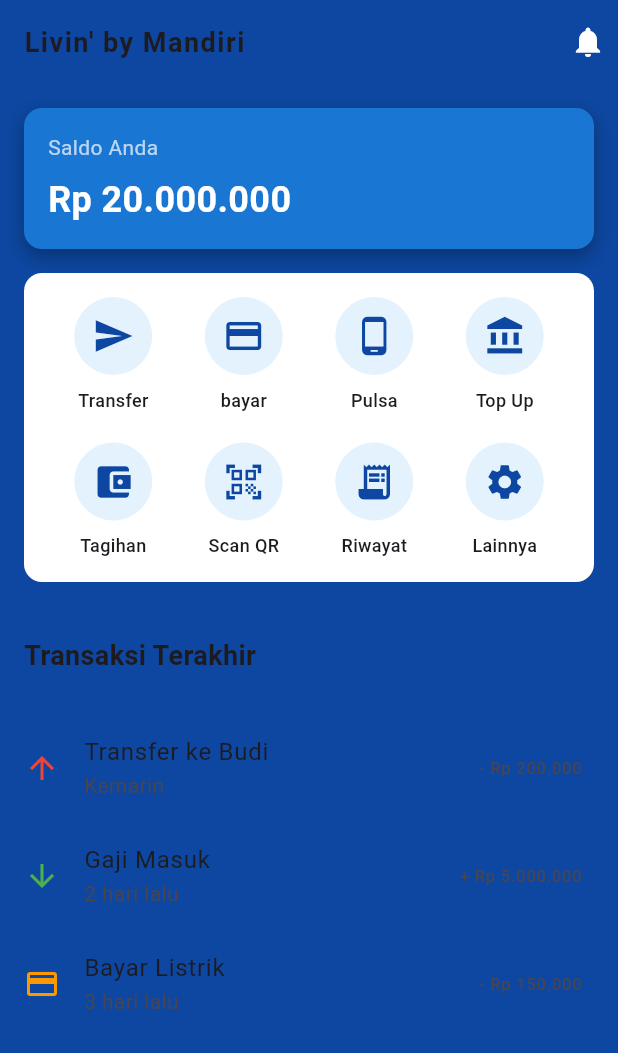
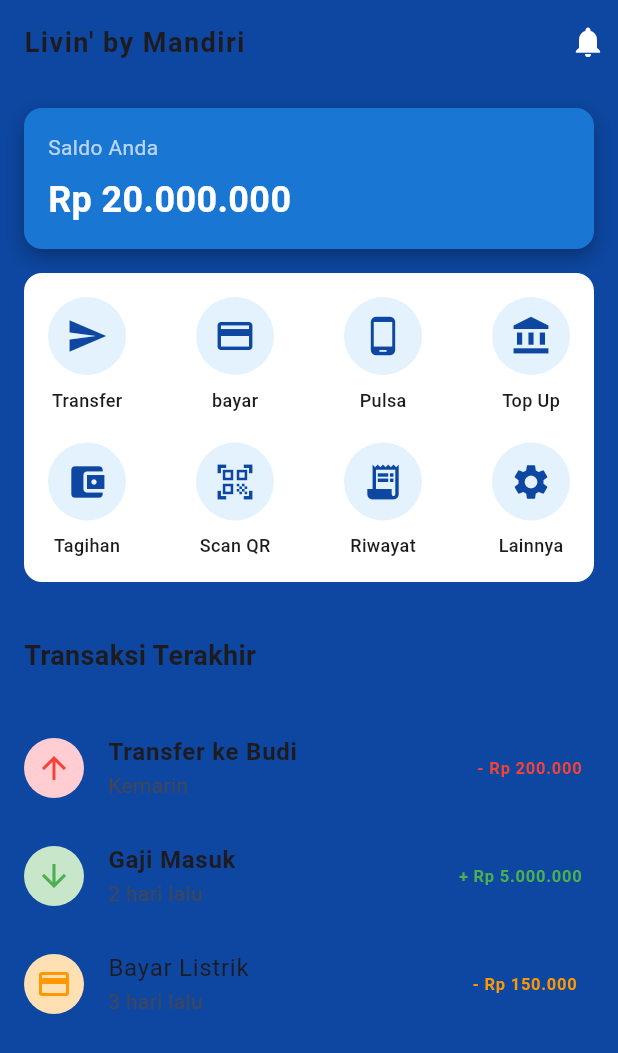
Before and after one commit to abdhamid66/UI_mandiri, a Flutter app: the screen it shows after launch, on a phone screen of 412 x 824 dp. Shown: the top 1053 px of the screen. Run offline on Flutter 3.47's test engine with Material 3 defaults, Android fonts, the phone set to English and light mode, and no system bars.

Commit message:
Upgrade List Transaksi

```diff
--- a/lib/main.dart
+++ b/lib/main.dart
@@ -39,7 +39,10 @@
         actions: const [
           Padding(
             padding: EdgeInsets.all(8.0),
-            child: Icon(Icons.notifications, color: Color.fromARGB(255, 255, 255, 255)),
+            child: Icon(
+              Icons.notifications,
+              color: Color.fromARGB(255, 255, 255, 255),
+            ),
           ),
         ],
       ),
@@ -65,7 +68,7 @@
             child: Column(
               crossAxisAlignment: CrossAxisAlignment.start,
               children: const [
-                Text("Saldo Anda",style: TextStyle(color: Colors.white70)),
+                Text("Saldo Anda", style: TextStyle(color: Colors.white70)),
                 SizedBox(height: 8),
                 Text(
                   "Rp 20.000.000",
@@ -90,7 +93,7 @@
               children: [
                 // row 1
                 Row(
-                  mainAxisAlignment: MainAxisAlignment.spaceAround,
+                  mainAxisAlignment: MainAxisAlignment.spaceBetween,
                   children: [
                     menuItem(Icons.send, "Transfer"),
                     menuItem(Icons.payment, "bayar"),
@@ -101,7 +104,7 @@
                 const SizedBox(height: 20),
                 // row 2
                 Row(
-                  mainAxisAlignment: MainAxisAlignment.spaceAround,
+                  mainAxisAlignment: MainAxisAlignment.spaceBetween,
                   children: [
                     menuItem(Icons.account_balance_wallet, "Tagihan"),
                     menuItem(Icons.qr_code_scanner, "Scan QR"),
@@ -130,24 +133,48 @@
           ),
           // LISTVIEW ITEM
           ListTile(
-            leading: Icon(Icons.arrow_upward, color: Colors.red),
-            title: Text("Transfer ke Budi"),
-            subtitle: Text("Kemarin"),
-            trailing: Text("- Rp 200.000"),
+            leading: CircleAvatar(
+              backgroundColor: Colors.red[100],
+              child: Icon(Icons.arrow_upward, color: Colors.red),
+            ),
+            title: const Text(
+              "Transfer ke Budi",
+              style: TextStyle(fontWeight: FontWeight.bold),
+            ),
+            subtitle: const Text("Kemarin"),
+            trailing: const Text(
+              "- Rp 200.000",
+              style: TextStyle(color: Colors.red, fontWeight: FontWeight.bold),
+            ),
           ),
 
           ListTile(
-            leading: Icon(Icons.arrow_downward, color: Colors.green),
-            title: Text("Gaji Masuk"),
-            subtitle: Text("2 hari lalu"),
-            trailing: Text("+ Rp 5.000.000"),
+            leading: CircleAvatar(
+              backgroundColor: Colors.green[100],
+              child: Icon(Icons.arrow_downward, color: Colors.green),
+            ),
+            title: const Text(
+              "Gaji Masuk",
+              style: TextStyle(fontWeight: FontWeight.bold),
+            ),
+            subtitle: const Text("2 hari lalu"),
+            trailing: const Text(
+              "+ Rp 5.000.000",
+              style: TextStyle(
+                color: Colors.green,
+                fontWeight: FontWeight.bold,
+              ),
+            ),
           ),
 
           ListTile(
-            leading: Icon(Icons.payment, color: Colors.orange),
-            title: Text("Bayar Listrik"),
-            subtitle: Text("3 hari lalu"),
-            trailing: Text("- Rp 150.000"),
+            leading: CircleAvatar(
+              backgroundColor: Colors.orange[100],
+              child: Icon(Icons.payment, color: Colors.orange),
+            ),
+            title: const Text("Bayar Listrik"),
+            subtitle: const Text("3 hari lalu" ),
+            trailing: const Text("- Rp 150.000 ", style: TextStyle(color: Colors.orange, fontWeight: FontWeight.bold)),
           ),
         ],
       ),
@@ -169,10 +196,7 @@
         const SizedBox(height: 8),
         Text(
           title,
-        style: const TextStyle(
-          fontSize: 12,
-          fontWeight: FontWeight.w500,
-        ),
+          style: const TextStyle(fontSize: 12, fontWeight: FontWeight.w500),
         ),
       ],
     );
```
Lines whose indentation alone changed are shown as unchanged.
